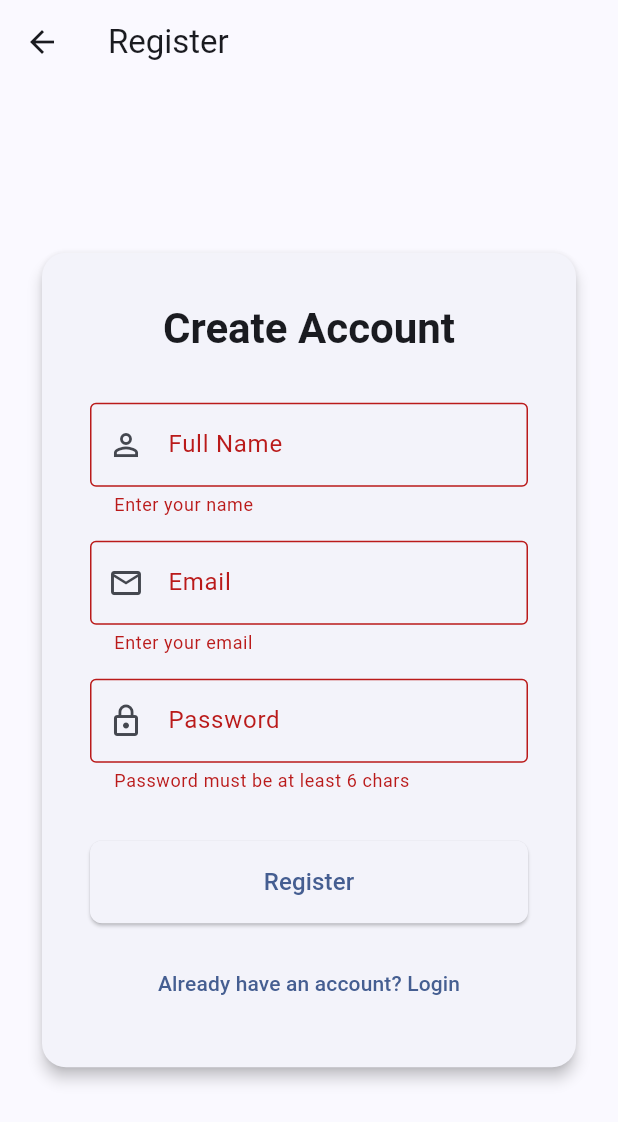
After one commit to bogpy/bbtkru, a Flutter app: the RegisterPage screen opened by its route, after a tap on "Register", on a phone screen of 412 x 824 dp. The commit adds this screen. Shown: the top 1122 px of the screen. Run offline on Flutter 3.47's test engine with Material 3 defaults, Android fonts, the phone set to English and light mode, and no system bars; our stand-ins replace dio, flutter_riverpod, shared_preferences; accounts and stored records are empty; network calls fail.

Commit message:
Frontend auth

```diff
--- a/frontend/lib/main.dart
+++ b/frontend/lib/main.dart
@@ -2,6 +2,7 @@ import 'package:flutter/gestures.dart';
 import 'package:flutter/material.dart';
 import 'package:flutter_riverpod/flutter_riverpod.dart';
 import 'package:headless_hunter_frontend/core/theme_provider.dart';
+import 'package:headless_hunter_frontend/logic/auth_provider.dart';
 import 'package:headless_hunter_frontend/presentation/pages/profile/applicant.dart';
 import 'package:headless_hunter_frontend/presentation/pages/profile/company.dart';
 import 'package:headless_hunter_frontend/presentation/pages/profile/vacancy.dart';
@@ -11,6 +12,9 @@ import 'package:headless_hunter_frontend/presentation/pages/search/vacancy.dart'
 import 'package:headless_hunter_frontend/presentation/pages/publish/applicant.dart';
 import 'package:headless_hunter_frontend/presentation/pages/publish/company.dart';
 import 'package:headless_hunter_frontend/presentation/pages/publish/vacancy.dart';
+import 'package:headless_hunter_frontend/presentation/pages/auth/login.dart';
+import 'package:headless_hunter_frontend/presentation/pages/auth/register.dart';
+import 'package:headless_hunter_frontend/presentation/pages/account/control_panel.dart';
 import 'package:headless_hunter_frontend/services/data_service.dart';
 
 void main() async {
@@ -32,8 +36,7 @@ class MyApp extends ConsumerWidget {
       navigatorKey: navigatorKey,
       builder: (context, child) => Listener(
         onPointerDown: (event) {
-          // 8 is the standard bitmask for the "back" button on most mice
-          if (event.kind == PointerDeviceKind.mouse && event.buttons == kBackMouseButton) {
+          if (event.kind == PointerDeviceKind.mouse && event.buttons == 8) {
             navigatorKey.currentState?.maybePop();
           }
         },
@@ -75,6 +78,9 @@ class MyApp extends ConsumerWidget {
         '/publish_applicant': (context) => const PublishApplicantPage(),
         '/publish_vacancy': (context) => const PublishVacancyPage(),
         '/publish_company': (context) => const PublishCompanyPage(),
+        '/login': (context) => const LoginPage(),
+        '/register': (context) => const RegisterPage(),
+        '/account': (context) => const ControlPanelPage(),
       },
       onGenerateRoute: (settings) {
         if (settings.name == '/applicant') {
@@ -106,11 +112,28 @@ class MainPage extends ConsumerWidget {
 
   @override
   Widget build(BuildContext context, WidgetRef ref) {
+    final authState = ref.watch(authProvider);
+
     return Scaffold(
       appBar: AppBar(
         centerTitle: false,
         title: const Text('HeadlessHunter'),
         actions: [
+          authState.when(
+            data: (user) => IconButton(
+              icon: Icon(user != null ? Icons.account_circle : Icons.login),
+              tooltip: user != null ? 'Account' : 'Login',
+              onPressed: () {
+                if (user != null) {
+                  Navigator.pushNamed(context, '/account');
+                } else {
+                  Navigator.pushNamed(context, '/login');
+                }
+              },
+            ),
+            loading: () => const SizedBox(width: 20, height: 20, child: CircularProgressIndicator(strokeWidth: 2)),
+            error: (_, __) => IconButton(icon: const Icon(Icons.error), onPressed: () {}),
+          ),
           IconButton(
             icon: Icon(ref.watch(themeProvider) == ThemeMode.light
                 ? Icons.dark_mode
--- /dev/null
+++ b/frontend/lib/models/user.dart
@@ -0,0 +1,25 @@
+class User {
+  final int id;
+  final String name;
+  final String email;
+
+  User({
+    required this.id,
+    required this.name,
+    required this.email,
+  });
+
+  factory User.fromJson(Map<String, dynamic> json) {
+    return User(
+      id: json['id'] as int? ?? 0,
+      name: json['name'] as String? ?? '',
+      email: json['email'] as String? ?? '',
+    );
+  }
+
+  Map<String, dynamic> toJson() => {
+        'id': id,
+        'name': name,
+        'email': email,
+      };
+}
--- /dev/null
+++ b/frontend/lib/presentation/pages/auth/register.dart
@@ -0,0 +1,122 @@
+import 'package:flutter/material.dart';
+import 'package:flutter_riverpod/flutter_riverpod.dart';
+import '../../../logic/auth_provider.dart';
+
+class RegisterPage extends ConsumerStatefulWidget {
+  const RegisterPage({super.key});
+
+  @override
+  ConsumerState<RegisterPage> createState() => _RegisterPageState();
+}
+
+class _RegisterPageState extends ConsumerState<RegisterPage> {
+  final _formKey = GlobalKey<FormState>();
+  String _name = '';
+  String _email = '';
+  String _password = '';
+  bool _isLoading = false;
+
+  void _submit() async {
+    if (!_formKey.currentState!.validate()) return;
+
+    setState(() => _isLoading = true);
+    try {
+      await ref.read(authProvider.notifier).register(_name, _email, _password);
+      if (mounted) {
+        if (ref.read(authProvider).hasError) {
+          ScaffoldMessenger.of(context).showSnackBar(
+            SnackBar(content: Text(ref.read(authProvider).error.toString())),
+          );
+        } else {
+          Navigator.pushReplacementNamed(context, '/');
+        }
+      }
+    } finally {
+      if (mounted) setState(() => _isLoading = false);
+    }
+  }
+
+  @override
+  Widget build(BuildContext context) {
+    return Scaffold(
+      appBar: AppBar(title: const Text('Register')),
+      body: Center(
+        child: SingleChildScrollView(
+          padding: const EdgeInsets.all(24.0),
+          child: ConstrainedBox(
+            constraints: const BoxConstraints(maxWidth: 400),
+            child: Card(
+              elevation: 4,
+              shape: RoundedRectangleBorder(borderRadius: BorderRadius.circular(16)),
+              child: Padding(
+                padding: const EdgeInsets.all(32.0),
+                child: Form(
+                  key: _formKey,
+                  child: Column(
+                    mainAxisSize: MainAxisSize.min,
+                    crossAxisAlignment: CrossAxisAlignment.stretch,
+                    children: [
+                      Text(
+                        'Create Account',
+                        style: Theme.of(context).textTheme.headlineMedium?.copyWith(fontWeight: FontWeight.bold),
+                        textAlign: TextAlign.center,
+                      ),
+                      const SizedBox(height: 32),
+                      TextFormField(
+                        decoration: const InputDecoration(
+                          labelText: 'Full Name',
+                          prefixIcon: Icon(Icons.person_outline),
+                          border: OutlineInputBorder(),
+                        ),
+                        onChanged: (val) => _name = val,
+                        validator: (val) => val == null || val.isEmpty ? 'Enter your name' : null,
+                      ),
+                      const SizedBox(height: 16),
+                      TextFormField(
+                        decoration: const InputDecoration(
+                          labelText: 'Email',
+                          prefixIcon: Icon(Icons.email_outlined),
+                          border: OutlineInputBorder(),
+                        ),
+                        keyboardType: TextInputType.emailAddress,
+                        onChanged: (val) => _email = val,
+                        validator: (val) => val == null || val.isEmpty ? 'Enter your email' : null,
+                      ),
+                      const SizedBox(height: 16),
+                      TextFormField(
+                        decoration: const InputDecoration(
+                          labelText: 'Password',
+                          prefixIcon: Icon(Icons.lock_outline),
+                          border: OutlineInputBorder(),
+                        ),
+                        obscureText: true,
+                        onChanged: (val) => _password = val,
+                        validator: (val) => val == null || val.length < 6 ? 'Password must be at least 6 chars' : null,
+                      ),
+                      const SizedBox(height: 32),
+                      ElevatedButton(
+                        onPressed: _isLoading ? null : _submit,
+                        style: ElevatedButton.styleFrom(
+                          padding: const EdgeInsets.symmetric(vertical: 16),
+                          shape: RoundedRectangleBorder(borderRadius: BorderRadius.circular(8)),
+                        ),
+                        child: _isLoading
+                          ? const CircularProgressIndicator()
+                          : const Text('Register', style: TextStyle(fontSize: 16)),
+                      ),
+                      const SizedBox(height: 16),
+                      TextButton(
+                        onPressed: () => Navigator.pop(context),
+                        child: const Text("Already have an account? Login"),
+                      ),
+                    ],
+                  ),
+                ),
+              ),
+            ),
+          ),
+        ),
+      ),
+    );
+  }
+}
--- a/frontend/pubspec.yaml
+++ b/frontend/pubspec.yaml
@@ -17,6 +17,7 @@ dependencies:
   json_annotation: ^4.11.0
   riverpod_annotation: ^4.0.2
   flutter_riverpod: ^3.3.1
+  shared_preferences: ^2.5.2
 
 dev_dependencies:
   flutter_test:
```
Also changed, not shown: frontend/lib/logic/auth_provider.dart (added, +52 -0 lines), frontend/lib/presentation/pages/account/control_panel.dart (added, +153 -0 lines), frontend/lib/presentation/pages/auth/login.dart (added, +111 -0 lines), frontend/lib/services/api_service.dart (+73 -8 lines).
